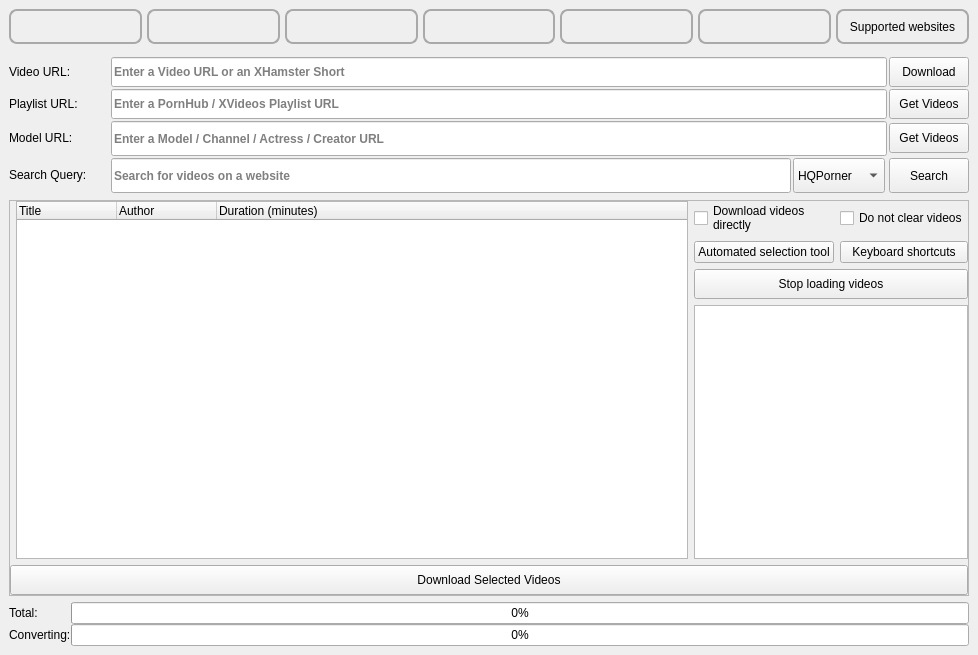
The window that src/frontend/UI/form_main_window.ui (EchterAlsFake/Porn_Fetch) describes before a commit, drawn with Qt 5.
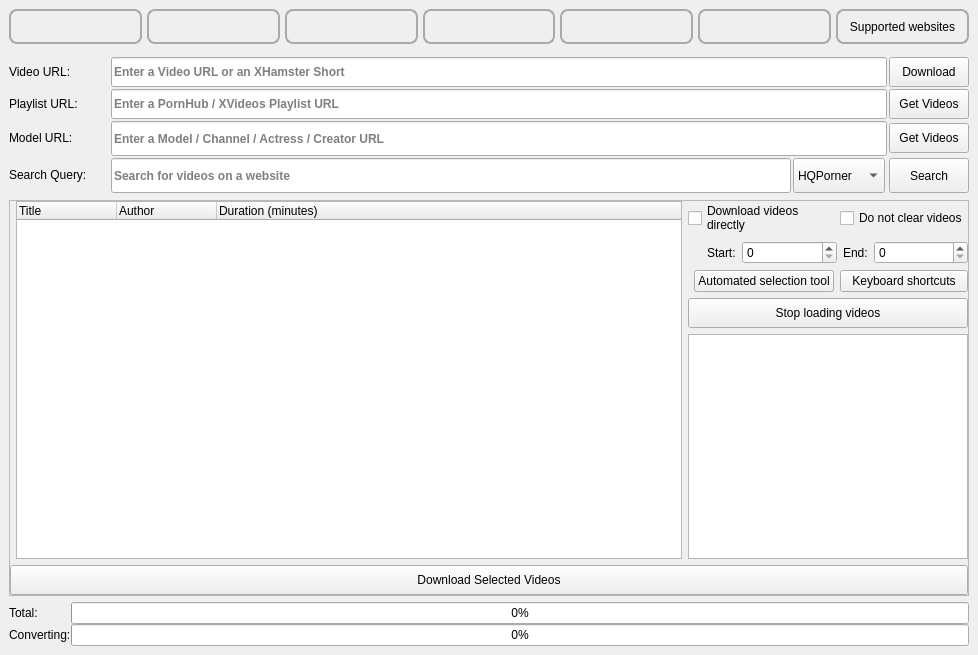
The same window after the commit. The open tabs and pages were chosen to show the change.

Patch:
```diff
--- a/src/frontend/UI/form_main_window.ui
+++ b/src/frontend/UI/form_main_window.ui
@@ -1917,8 +1917,8 @@
               <rect>
                <x>0</x>
                <y>0</y>
-               <width>956</width>
-               <height>380</height>
+               <width>942</width>
+               <height>384</height>
               </rect>
              </property>
              <property name="sizePolicy">
@@ -1946,45 +1946,7 @@
                  <layout class="QVBoxLayout" name="verticalLayout_3">
                   <item>
                    <layout class="QGridLayout" name="gridLayout_13">
-                    <item row="0" column="1">
-                     <widget class="QCheckBox" name="main_checkbox_tree_do_not_clear_videos">
-                      <property name="sizePolicy">
-                       <sizepolicy hsizetype="Preferred" vsizetype="Preferred">
-                        <horstretch>0</horstretch>
-                        <verstretch>0</verstretch>
-                       </sizepolicy>
-                      </property>
-                      <property name="cursor">
-                       <cursorShape>PointingHandCursor</cursorShape>
-                      </property>
-                      <property name="accessibleName">
-                       <string>checkbox do not clear videos</string>
-                      </property>
-                      <property name="text">
-                       <string>Do not clear videos</string>
-                      </property>
-                     </widget>
-                    </item>
-                    <item row="1" column="0">
-                     <widget class="QPushButton" name="main_button_tree_automated_selection">
-                      <property name="sizePolicy">
-                       <sizepolicy hsizetype="Preferred" vsizetype="Preferred">
-                        <horstretch>0</horstretch>
-                        <verstretch>0</verstretch>
-                       </sizepolicy>
-                      </property>
-                      <property name="cursor">
-                       <cursorShape>PointingHandCursor</cursorShape>
-                      </property>
-                      <property name="accessibleName">
-                       <string>button automated selection tool</string>
-                      </property>
-                      <property name="text">
-                       <string>Automated selection tool</string>
-                      </property>
-                     </widget>
-                    </item>
-                    <item row="1" column="1">
+                    <item row="3" column="2">
                      <widget class="QPushButton" name="main_button_tree_keyboard_shortcuts">
                       <property name="sizePolicy">
                        <sizepolicy hsizetype="Preferred" vsizetype="Preferred">
@@ -2003,40 +1965,7 @@
                       </property>
                      </widget>
                     </item>
-                    <item row="2" column="0" colspan="2">
-                     <widget class="QPushButton" name="main_button_tree_stop">
-                      <property name="sizePolicy">
-                       <sizepolicy hsizetype="Preferred" vsizetype="Preferred">
-                        <horstretch>0</horstretch>
-                        <verstretch>0</verstretch>
-                       </sizepolicy>
-                      </property>
-                      <property name="minimumSize">
-                       <size>
-                        <width>0</width>
-                        <height>30</height>
-                       </size>
-                      </property>
-                      <property name="font">
-                       <font>
-                        <bold>false</bold>
-                       </font>
-                      </property>
-                      <property name="cursor">
-                       <cursorShape>PointingHandCursor</cursorShape>
-                      </property>
-                      <property name="toolTip">
-                       <string>Does not stop downloading videos</string>
-                      </property>
-                      <property name="accessibleName">
-                       <string>button stop loading videos</string>
-                      </property>
-                      <property name="text">
-                       <string>Stop loading videos</string>
-                      </property>
-                     </widget>
-                    </item>
-                    <item row="0" column="0">
+                    <item row="0" column="0" colspan="2">
                      <widget class="QCheckBox" name="main_checkbox_direct_download">
                       <property name="sizePolicy">
                        <sizepolicy hsizetype="Preferred" vsizetype="Preferred">
@@ -2061,6 +1990,135 @@
                       </property>
                      </widget>
                     </item>
+                    <item row="4" column="0" colspan="3">
+                     <widget class="QPushButton" name="main_button_tree_stop">
+                      <property name="sizePolicy">
+                       <sizepolicy hsizetype="Preferred" vsizetype="Preferred">
+                        <horstretch>0</horstretch>
+                        <verstretch>0</verstretch>
+                       </sizepolicy>
+                      </property>
+                      <property name="minimumSize">
+                       <size>
+                        <width>0</width>
+                        <height>30</height>
+                       </size>
+                      </property>
+                      <property name="font">
+                       <font>
+                        <bold>false</bold>
+                       </font>
+                      </property>
+                      <property name="cursor">
+                       <cursorShape>PointingHandCursor</cursorShape>
+                      </property>
+                      <property name="toolTip">
+                       <string>Does not stop downloading videos</string>
+                      </property>
+                      <property name="accessibleName">
+                       <string>button stop loading videos</string>
+                      </property>
+                      <property name="text">
+                       <string>Stop loading videos</string>
+                      </property>
+                     </widget>
+                    </item>
+                    <item row="0" column="2">
+                     <widget class="QCheckBox" name="main_checkbox_tree_do_not_clear_videos">
+                      <property name="sizePolicy">
+                       <sizepolicy hsizetype="Preferred" vsizetype="Preferred">
+                        <horstretch>0</horstretch>
+                        <verstretch>0</verstretch>
+                       </sizepolicy>
+                      </property>
+                      <property name="cursor">
+                       <cursorShape>PointingHandCursor</cursorShape>
+                      </property>
+                      <property name="accessibleName">
+                       <string>checkbox do not clear videos</string>
+                      </property>
+                      <property name="text">
+                       <string>Do not clear videos</string>
+                      </property>
+                     </widget>
+                    </item>
+                    <item row="3" column="1">
+                     <widget class="QPushButton" name="main_button_tree_automated_selection">
+                      <property name="sizePolicy">
+                       <sizepolicy hsizetype="Preferred" vsizetype="Preferred">
+                        <horstretch>0</horstretch>
+                        <verstretch>0</verstretch>
+                       </sizepolicy>
+                      </property>
+                      <property name="cursor">
+                       <cursorShape>PointingHandCursor</cursorShape>
+                      </property>
+                      <property name="accessibleName">
+                       <string>button automated selection tool</string>
+                      </property>
+                      <property name="text">
+                       <string>Automated selection tool</string>
+                      </property>
+                     </widget>
+                    </item>
+                    <item row="1" column="1" colspan="2">
+                     <layout class="QHBoxLayout" name="horizontalLayout_3">
+                      <item>
+                       <widget class="QLabel" name="label_tooltip_index_videos">
+                        <property name="sizePolicy">
+                         <sizepolicy hsizetype="Maximum" vsizetype="Preferred">
+                          <horstretch>0</horstretch>
+                          <verstretch>0</verstretch>
+                         </sizepolicy>
+                        </property>
+                        <property name="toolTip">
+                         <string>This feature allows you to only fetch a specific range of videos when
+searching, loading models / channels or fetching a playlist.
+
+For example if you use 20 for the start and 30 for the end value, the first
+20 videos will be completely ignored and not loaded into the tree widget.
+This can save a lot of time in certain scenarios.
+</string>
+                        </property>
+                        <property name="text">
+                         <string/>
+                        </property>
+                       </widget>
+                      </item>
+                      <item>
+                       <widget class="QLabel" name="label_index_start">
+                        <property name="sizePolicy">
+                         <sizepolicy hsizetype="Maximum" vsizetype="Preferred">
+                          <horstretch>0</horstretch>
+                          <verstretch>0</verstretch>
+                         </sizepolicy>
+                        </property>
+                        <property name="text">
+                         <string>Start:</string>
+                        </property>
+                       </widget>
+                      </item>
+                      <item>
+                       <widget class="QSpinBox" name="spinbox_index_fetching_start"/>
+                      </item>
+                      <item>
+                       <widget class="QLabel" name="label_index_end">
+                        <property name="sizePolicy">
+                         <sizepolicy hsizetype="Maximum" vsizetype="Preferred">
+                          <horstretch>0</horstretch>
+                          <verstretch>0</verstretch>
+                         </sizepolicy>
+                        </property>
+                        <property name="text">
+                         <string>End:</string>
+                        </property>
+                       </widget>
+                      </item>
+                      <item>
+                       <widget class="QSpinBox" name="spinbox_index_fetching_end"/>
+                      </item>
+                     </layout>
+                    </item>
                    </layout>
                   </item>
                   <item>
```
Left out of the diff: 74 changed lines with no effect on the pictures.
